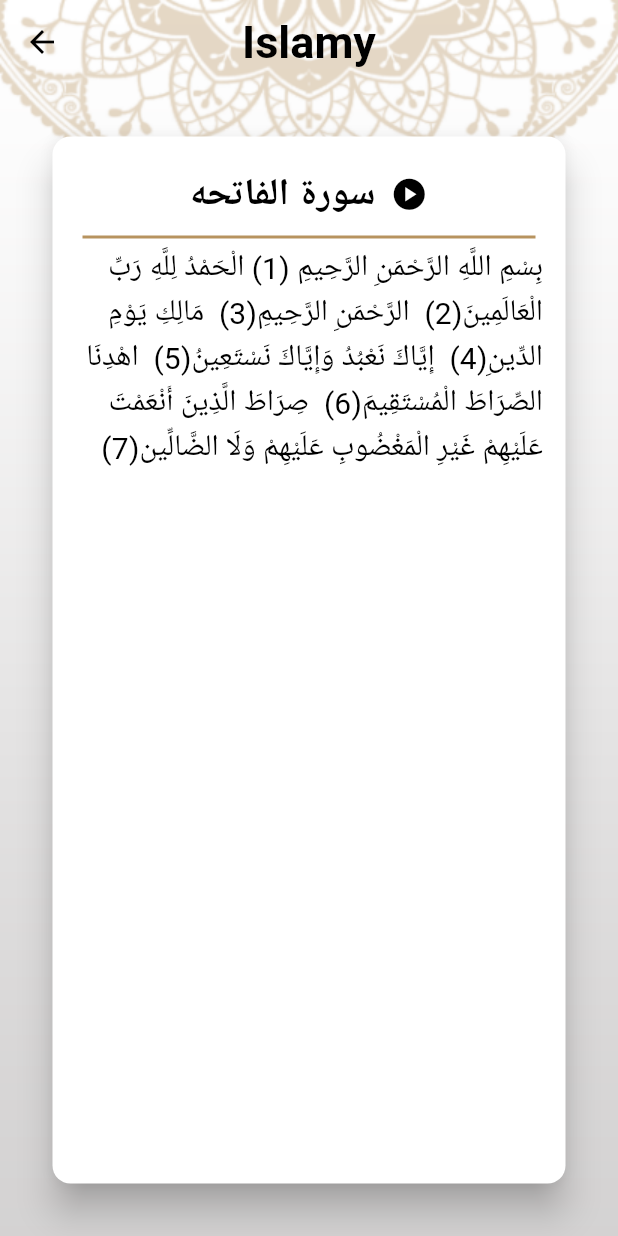
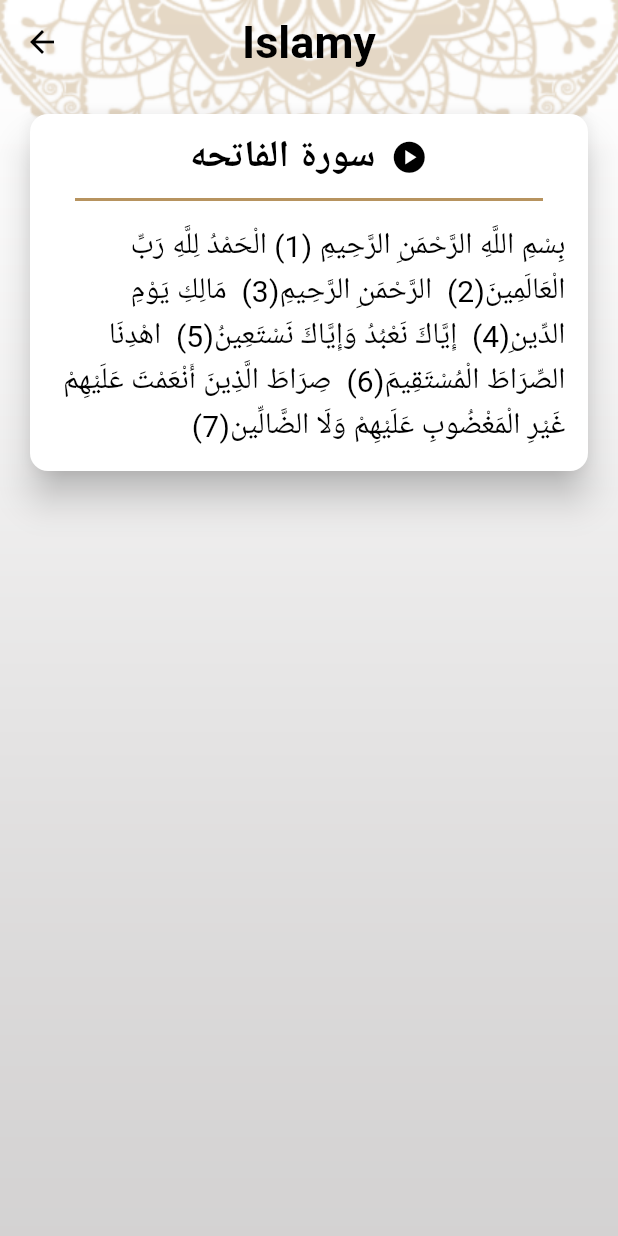
Before and after one commit to AER-Shalaan/islamy_app, a Flutter app: the screen it shows after launch, after a tap on "الفاتحه", on a phone screen of 412 x 824 dp. Run offline on Flutter 3.47's test engine with Material 3 defaults, Android fonts, the phone set to English and light mode, and no system bars.

Commit message:
+ eidt on quran details

```diff
--- a/lib/screens/quran_details/quran_details_screen.dart
+++ b/lib/screens/quran_details/quran_details_screen.dart
@@ -25,19 +25,15 @@ class _QuranDetailsScreenState extends State<QuranDetailsScreen> {
           appBar: AppBar(
             title: const Text("Islamy"),
           ),
-          body: Padding(
-            padding: const EdgeInsets.all(15.0),
+          body: SingleChildScrollView(
             child: Card(
-              child: Padding(
-                padding: const EdgeInsets.all(15.0),
               child: Column(
+                mainAxisSize: MainAxisSize.min,
+                children: [
+                  Container(
+                    margin: const EdgeInsets.all(10),
 
-                  children: [
-                    Padding(
-                      padding: const EdgeInsets.all(5.0),
-                      child: Column(
-                        children: [
-                          Row(
+                    child: Row(
                       mainAxisAlignment: MainAxisAlignment.center,
                       children: [
                         Text("سورة ${args.title}", style: TextStyle(color: Theme.of(context).colorScheme.onSecondary, fontSize: 25 , fontWeight: FontWeight.bold)),
@@ -45,26 +41,28 @@ class _QuranDetailsScreenState extends State<QuranDetailsScreen> {
                         Icon(Icons.play_circle,color: Theme.of(context).colorScheme.onSecondary ,size: 25,)
                       ],
                     ),
-                          const SizedBox(height: 10,),
-                          Divider(color: Theme.of(context).colorScheme.tertiary,
+                  ),
+                  Divider(
+                    color: Theme.of(context).colorScheme.tertiary,
                     height: 1,
                     thickness: 2,
-                          )
+                    indent: 30,
+                    endIndent: 30,
+                  ),
+
+                  lines.isNotEmpty ?Directionality(
+                    textDirection: TextDirection.rtl,
+                    child: Padding(
+                      padding: const EdgeInsets.all(15.0),
+                      child: Text(sura, style: TextStyle(color: Theme.of(context).colorScheme.onSecondary,fontSize: 20)),
+                    ),
+                  ) : Container(
+                      width: double.infinity,
+                      height: 100,
+                      alignment: Alignment.center,
+                      child: CircularProgressIndicator(color: Theme.of(context).colorScheme.tertiary,)
+                  ),
                             ],
-                      ),
-                    ),
-                    Expanded(child: lines.isNotEmpty
-                        ?ListView.custom(
-                          childrenDelegate:
-                          SliverChildBuilderDelegate((context , index){
-                            return Directionality(
-                              textDirection: TextDirection.rtl,
-                              child: Text(sura,style: TextStyle(color: Theme.of(context).colorScheme.onSecondary,fontSize: 20)),
-                            );
-                            },childCount: 1),)
-                        : Center(child: CircularProgressIndicator(color: Theme.of(context).colorScheme.tertiary)))
-              ],
-            ),
                           ),
                     ),
           ),
```
Lines whose indentation alone changed are shown as unchanged.
